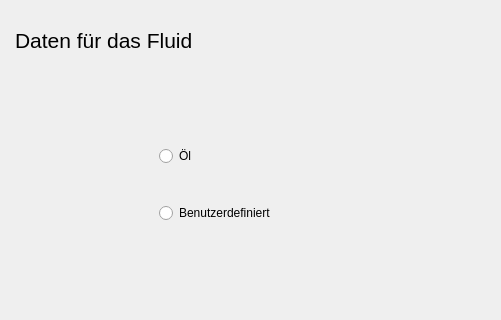
This is src/dateneingabe.ui in maxiimilian/btube as Qt 5 draws it before an edit; both pictures show x 265 to 766 and y 175 to 495 of the 766 by 495 pixel window. The edited form follows.
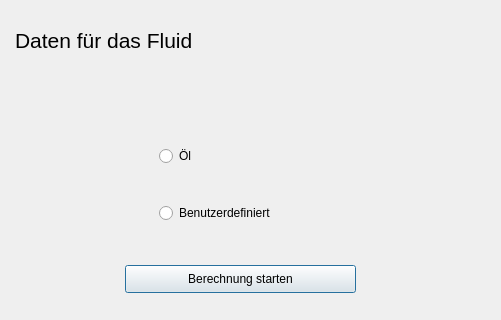
This is the edited form.

Commit message:
Fenster zusammengelegt
Eingabe mit Ausgabe verbunden

```diff
--- a/src/dateneingabe.ui
+++ b/src/dateneingabe.ui
@@ -129,6 +129,19 @@
     </item>
    </layout>
   </widget>
+  <widget class="QPushButton" name="pushButton">
+   <property name="geometry">
+    <rect>
+     <x>390</x>
+     <y>440</y>
+     <width>231</width>
+     <height>28</height>
+    </rect>
+   </property>
+   <property name="text">
+    <string>Berechnung starten</string>
+   </property>
+  </widget>
  </widget>
  <resources/>
  <connections>
```
The commit also changes 6 other files.
